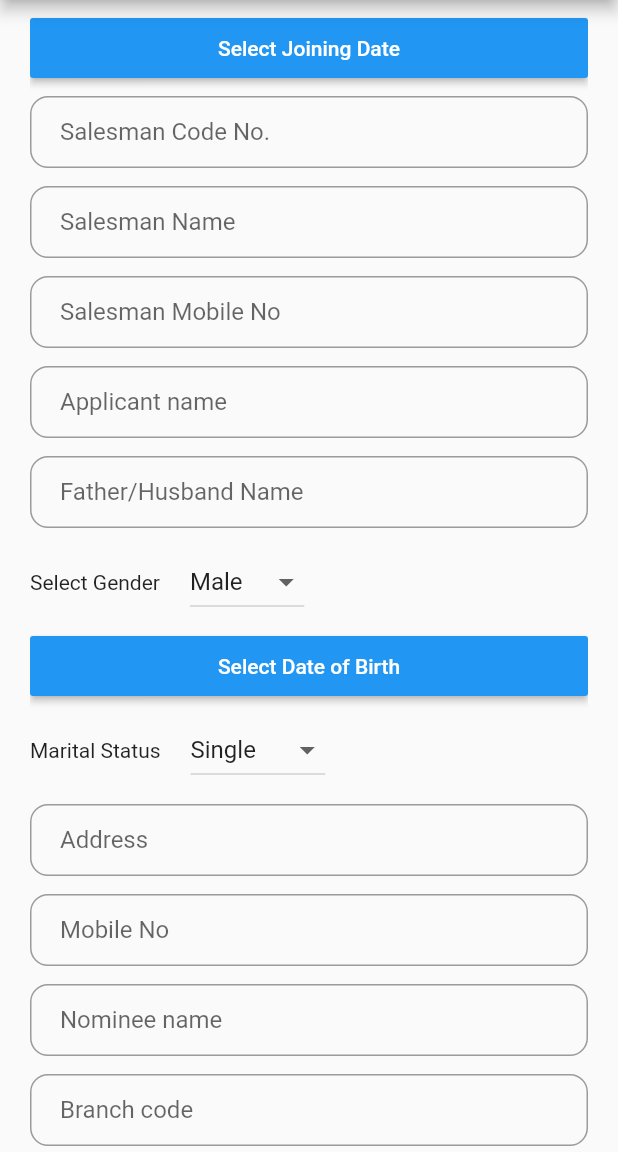
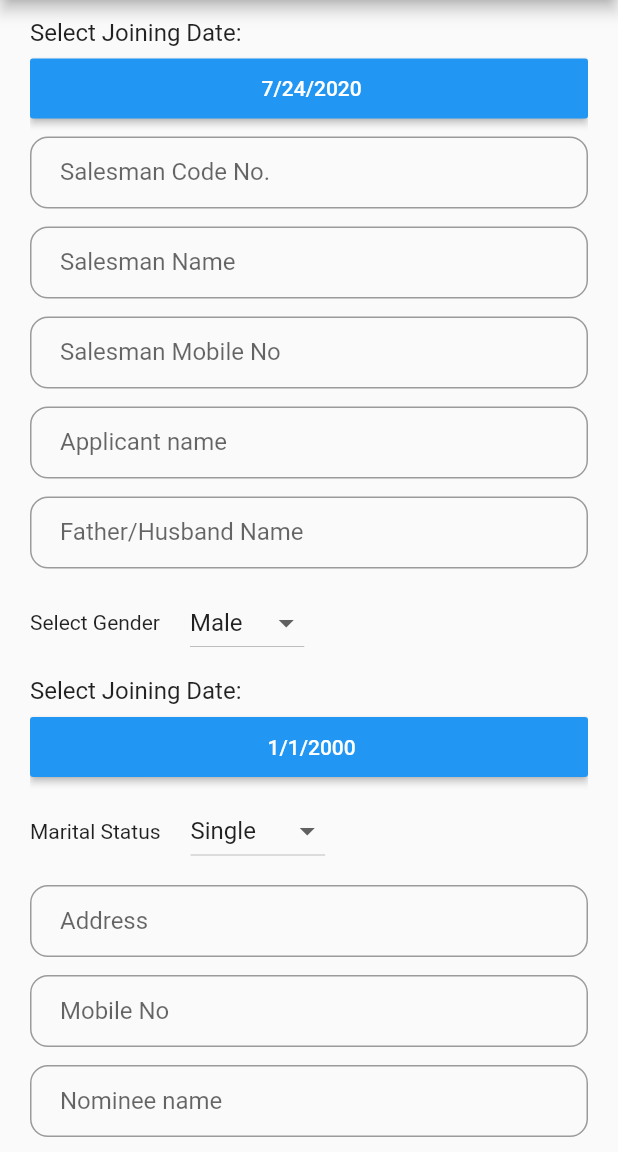
Before and after one commit to iamshubhamsaurav/kitchen_king_mlm_app, a Flutter app: the AddMemberPage screen opened directly, on a phone screen of 412 x 824 dp, the part 84-1236 px from its top. Run offline on Flutter 3.47's test engine with Material 2 defaults, Android fonts, the light colour scheme and no system bars; our stand-ins replace cloud_firestore; accounts and stored records are empty; Roboto replaces fonts that are missing (Nunito).

Commit message:
Added fieldController on all fields in add_memberpage. All ready to store in firestore

```diff
--- a/lib/add_member_page.dart
+++ b/lib/add_member_page.dart
@@ -1,5 +1,6 @@
 import 'package:flutter/material.dart';
 import 'package:intl/intl.dart';
+import 'package:cloud_firestore/cloud_firestore.dart';
 
 class AddMemberPage extends StatefulWidget {
   @override
@@ -60,8 +61,8 @@ class AddMemberFormState extends State<AddMemberForm> {
 
   final _spacingSizedBox = SizedBox(height: 12);
 
-  DateTime _joiningDate;
-  DateTime _dateOfBirth;
+  DateTime _joiningDate = DateTime.now();
+  DateTime _dateOfBirth = DateTime(2000);
 
   var _genders = ['Male', 'Female', 'Others'];
   var _maritalStatus = ['Single', 'Married', 'Divorced', 'Widowed'];
@@ -100,6 +101,49 @@ class AddMemberFormState extends State<AddMemberForm> {
     );
   }
 
+  // All the fields Controller
+  final salesmanCodeFieldController = TextEditingController();
+  final salesmanNameFieldController = TextEditingController();
+  final salesmanMobileNoFieldController = TextEditingController();
+  final applicantNameFieldController = TextEditingController();
+  final fatherHusbandNameFieldController = TextEditingController();
+  final addressFieldController = TextEditingController();
+  final mobileNoFieldController = TextEditingController();
+  final nomineeNameFieldController = TextEditingController();
+  final branchCodeFieldController = TextEditingController();
+  final branchNameFieldController = TextEditingController();
+  final branchManagerFieldController = TextEditingController();
+  final slipFieldController = TextEditingController();
+  final amountFieldController = TextEditingController();
+  final passwordFieldController = TextEditingController();
+
+  final databaseReference = Firestore.instance;
+
+  void createRecord() async {
+    DocumentReference ref = await databaseReference.collection("books").add({
+      'id': 'Compl',
+      'joiningDate': _joiningDate,
+      'salesmanCode': salesmanCodeFieldController.text,
+      'salesmanName': salesmanNameFieldController.text,
+      'salesmanMobileNo': salesmanMobileNoFieldController.text,
+      'applicantName': applicantNameFieldController.text,
+      'fatherHusbandName': fatherHusbandNameFieldController.text,
+      'gender': _currentGenderSelected,
+      'dateOfBirth': _dateOfBirth,
+      'maritalStatus': _currentMaritalStatus,
+      'address': addressFieldController.text,
+      'mobileNo': mobileNoFieldController.text,
+      'nomineeName': nomineeNameFieldController.text,
+      'branchCode': branchCodeFieldController.text,
+      'branchName': branchNameFieldController.text,
+      'branchManager': branchManagerFieldController.text,
+      'slip': slipFieldController.text,
+      'amount': amountFieldController.text,
+      'password': passwordFieldController.text,
+    });
+    print(ref.documentID);
+  }
+
   @override
   Widget build(BuildContext context) {
     // Build a Form widget using the _formKey created above.
@@ -110,6 +154,8 @@ class AddMemberFormState extends State<AddMemberForm> {
           crossAxisAlignment: CrossAxisAlignment.start,
           children: <Widget>[
             _spacingSizedBox,
+            Text("Select Joining Date:", style: TextStyle(fontSize: 16)),
+            SizedBox(height: 8),
             SizedBox(
               height: 40,
               width: double.infinity,
@@ -197,6 +243,8 @@ class AddMemberFormState extends State<AddMemberForm> {
               ],
             ),
             _spacingSizedBox,
+            Text("Select Joining Date:", style: TextStyle(fontSize: 16)),
+            SizedBox(height: 8),
             SizedBox(
               width: double.infinity,
               height: 40,
--- a/pubspec.yaml
+++ b/pubspec.yaml
@@ -30,6 +30,7 @@ dependencies:
   intl: ^0.16.1
   flutter_launcher_icons: '^0.7.3'
   change_app_package_name: ^0.1.2
+  cloud_firestore: ^0.13.7
 
 # flutter_icons:
 #   image_path_android: 'assets/icon/icon.jpeg'
```
Also changed, not shown: pubspec.lock.
